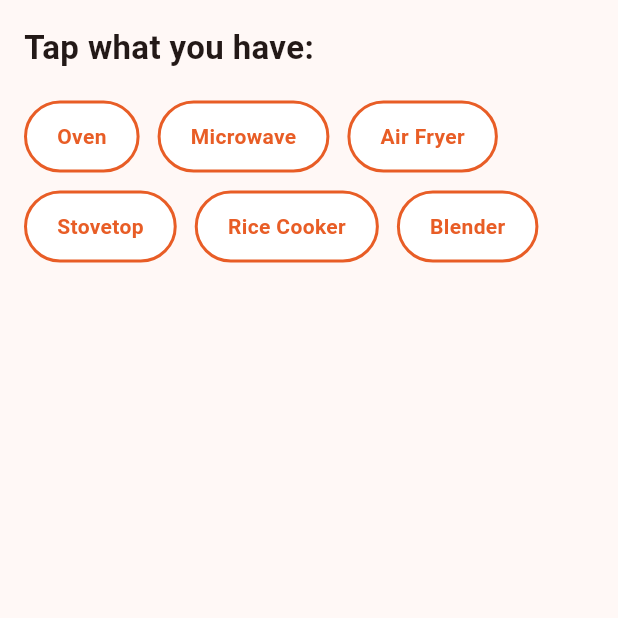
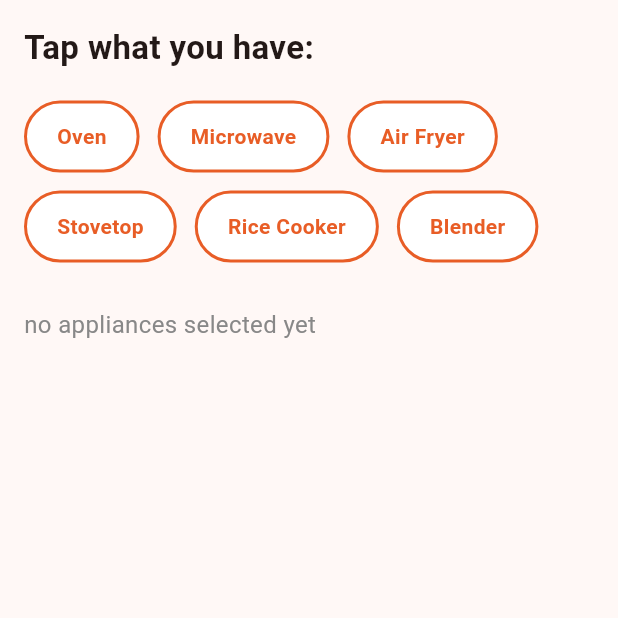
Before and after one commit to NEKORINA91/anycook, a Flutter app: the KitchenSetupScreen screen opened directly, on a phone screen of 412 x 824 dp, the top half of it. Run offline on Flutter 3.47's test engine with Material 3 defaults, Android fonts, the phone set to English and light mode, and no system bars.

Commit message:
Displays selected appliances
this line make it so whenever u select certain somehting it shows selected appliances or not not slected

```diff
--- a/lib/main.dart
+++ b/lib/main.dart
@@ -164,6 +164,16 @@ class _KitchenSetupScreen extends State<KitchenSetupScreen>{
               );
             }).toList(),
           ),
+            const SizedBox (height:30),
+            Text(
+              selectedAppliances.isEmpty
+                ? 'no appliances selected yet'
+                : 'Selected:${selectedAppliances.join(',')}',
+              style: const TextStyle(
+                fontSize: 16,
+                color: Color(0xFF888888),
+              ),
+            ),
         ],
 
       ),
```
